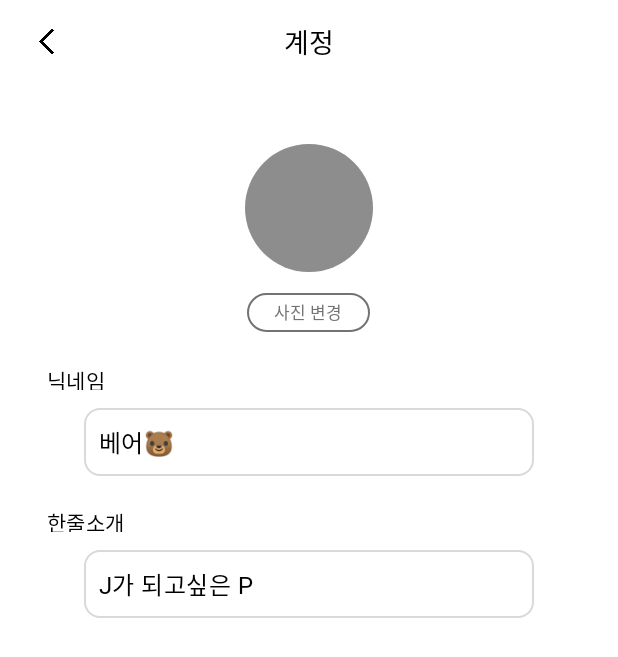
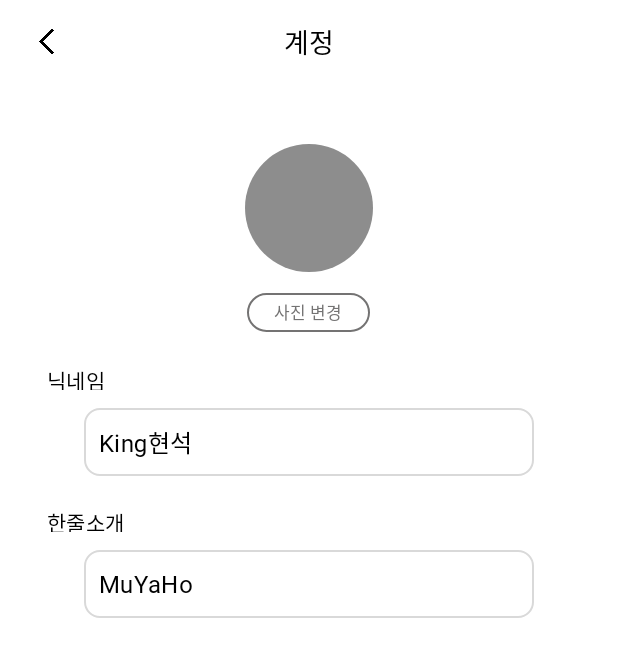
Before and after one commit to Todoary/Todoary-Android, an Android app: the ProfileEditActivity screen opened directly, with no data from a screen before it, on a phone screen of 412 x 824 dp. Shown: the top 657 px of the screen. Run offline under Robolectric (Android 15) with nearby library versions, the light colour scheme and no system bars; our stand-ins replace CircleImageView.

```diff
--- a/app/build.gradle
+++ b/app/build.gradle
@@ -3,6 +3,8 @@ plugins {
     id 'kotlin-android'
     id "kotlin-parcelize"
     id 'org.jetbrains.kotlin.android'
+    id 'kotlin-kapt'
+    id 'dagger.hilt.android.plugin'
 }
 
 def Properties properties = new Properties()
@@ -94,4 +96,8 @@ dependencies {
     implementation files('libs/activation.jar')
     implementation files('libs/additionnal.jar')
     implementation files('libs/javax.mail.jar')
+
+    // Dagger Hilt
+    implementation "com.google.dagger:hilt-android:$hilt_version"
+    kapt "com.google.dagger:hilt-compiler:$hilt_version"
 }
--- a/app/src/main/java/com/uni/todoary/feature/auth/data/dto/User.kt
+++ b/app/src/main/java/com/uni/todoary/feature/auth/data/dto/User.kt
@@ -5,8 +5,8 @@ import kotlinx.parcelize.Parcelize
 
 @Parcelize
 data class User (
-    val name : String,
-    val intro : String,
+    var name : String,
+    var intro : String,
     val email : String,
     val password : String,
     var secureKey : ArrayList<Int>?
--- a/app/src/main/java/com/uni/todoary/feature/auth/ui/PwLockViewModel.kt
+++ b/app/src/main/java/com/uni/todoary/feature/auth/ui/PwLockViewModel.kt
@@ -1,6 +1,5 @@
 package com.uni.todoary.feature.auth.ui
 
-import android.util.Log
 import androidx.lifecycle.MutableLiveData
 import androidx.lifecycle.ViewModel
 
--- a/app/src/main/java/com/uni/todoary/feature/setting/ui/ProfileActivity.kt
+++ b/app/src/main/java/com/uni/todoary/feature/setting/ui/ProfileActivity.kt
@@ -75,6 +75,5 @@ class ProfileActivity : AppCompatActivity(){
             binding.profileIdTv.text = user.email
         }
         userModel.user.observe(this, userObserver)
-        userModel.user.value = getUser()
     }
 }
--- a/app/src/main/java/com/uni/todoary/feature/setting/ui/ProfileEditActivity.kt
+++ b/app/src/main/java/com/uni/todoary/feature/setting/ui/ProfileEditActivity.kt
@@ -2,11 +2,16 @@ package com.uni.todoary.feature.setting.ui
 
 import android.content.Intent
 import android.os.Bundle
+import androidx.activity.viewModels
 import androidx.appcompat.app.AppCompatActivity
+import androidx.lifecycle.Observer
 import com.uni.todoary.databinding.ActivityProfileEditBinding
+import com.uni.todoary.feature.auth.data.dto.User
 
 class ProfileEditActivity : AppCompatActivity(){
     lateinit var binding: ActivityProfileEditBinding
+    private val userModel : ProfileViewModel by viewModels()
+
     override fun onCreate(savedInstanceState: Bundle?) {
         super.onCreate(savedInstanceState)
         binding = ActivityProfileEditBinding.inflate(layoutInflater)
@@ -22,10 +27,20 @@ class ProfileEditActivity : AppCompatActivity(){
         binding.profileditPiceditTv.setOnClickListener {
             editpic()
         }
+
+        val userObserver = Observer<User>{ user ->
+            binding.profileeditNameEt.setText(user.name)
+            binding.profileeditIntroEt.setText(user.intro)
+        }
+        userModel.user.observe(this, userObserver)
     }
 
     private fun editpic() {
         //Todo: 사진변경 기능 추가
     }
 
+    override fun onBackPressed() {
+        userModel.updateUser(binding.profileeditNameEt.text.toString(), binding.profileeditIntroEt.text.toString())
+        finish()
+    }
 }
--- a/app/src/main/java/com/uni/todoary/feature/setting/ui/ProfileViewModel.kt
+++ b/app/src/main/java/com/uni/todoary/feature/setting/ui/ProfileViewModel.kt
@@ -1,11 +1,29 @@
 package com.uni.todoary.feature.setting.ui
 
+import androidx.lifecycle.LiveData
 import androidx.lifecycle.MutableLiveData
 import androidx.lifecycle.ViewModel
+import com.uni.todoary.ApplicationClass.Companion.mSharedPreferences
 import com.uni.todoary.feature.auth.data.dto.User
+import com.uni.todoary.util.getUser
+import com.uni.todoary.util.saveUser
 
 class ProfileViewModel : ViewModel() {
-    val user : MutableLiveData<User> by lazy {
+    private val _user : MutableLiveData<User> by lazy {
         MutableLiveData<User>()
     }
+    val user : LiveData<User> get() = _user
+
+    init{
+        _user.value = getUser()
+
+    }
+
+    fun updateUser(name : String, intro : String){
+        val newUser = getUser()
+        newUser.name = name
+        newUser.intro = intro
+        saveUser(newUser)
+        this._user.value = newUser
+    }
 }
--- a/app/src/main/java/com/uni/todoary/util/SharedPreferencesManager.kt
+++ b/app/src/main/java/com/uni/todoary/util/SharedPreferencesManager.kt
@@ -1,6 +1,5 @@
 package com.uni.todoary.util
 
-import android.util.Log
 import com.google.gson.Gson
 import com.uni.todoary.ApplicationClass.Companion.mSharedPreferences
 import com.uni.todoary.feature.auth.data.dto.User
--- /dev/null
+++ b/app/src/main/res/drawable/bg_alert_dialog_more.xml
@@ -0,0 +1,5 @@
+<?xml version="1.0" encoding="utf-8"?>
+<shape xmlns:android="http://schemas.android.com/apk/res/android">
+    <solid android:color="#C4C4C4"/>
+    <corners android:radius="10dp"/>
+</shape>
--- a/app/src/main/res/layout/activity_profile_edit.xml
+++ b/app/src/main/res/layout/activity_profile_edit.xml
@@ -43,7 +43,7 @@
         android:layout_height="45dp"
         android:layout_gravity="center_horizontal"
         android:layout_marginTop="12dp"
-        android:textSize="16dp"
+        android:maxLines="1"
         android:paddingStart="10dp"
         android:text="베어🐻"
         style="@style/setting_list"
@@ -63,7 +63,7 @@
         android:layout_gravity="center_horizontal"
         android:layout_marginTop="12dp"
         android:layout_marginBottom="10dp"
-        android:textSize="16dp"
+        android:maxLines="1"
         android:paddingStart="10dp"
         android:text="J가 되고싶은 P"
         style="@style/setting_list"
--- a/build.gradle
+++ b/build.gradle
@@ -11,11 +11,13 @@ buildscript {
         okHttp_version = "4.9.0"
         roomdb_version = "2.3.0"
         glide_version = "4.11.0"
+        hilt_version = '2.38.1'
     }
 
     dependencies {
-        classpath "com.android.tools.build:gradle:7.0.4"
+        classpath 'com.android.tools.build:gradle:7.0.4'
         classpath "org.jetbrains.kotlin:kotlin-gradle-plugin:1.6.10"
+        classpath "com.google.dagger:hilt-android-gradle-plugin:$hilt_version"
 
         // NOTE: Do not place your application dependencies here; they belong
         // in the individual module build.gradle files
```
Also changed, not shown: app/src/main/java/com/uni/todoary/feature/setting/repository/userRepository.kt (added, +10 -0 lines), app/src/main/java/com/uni/todoary/feature/setting/ui/AlarmActivity.kt (+49 -0 lines), app/src/main/res/layout/dialog_more.xml (added, +24 -0 lines), app/src/main/res/values/themes.xml (+7 -0 lines).
